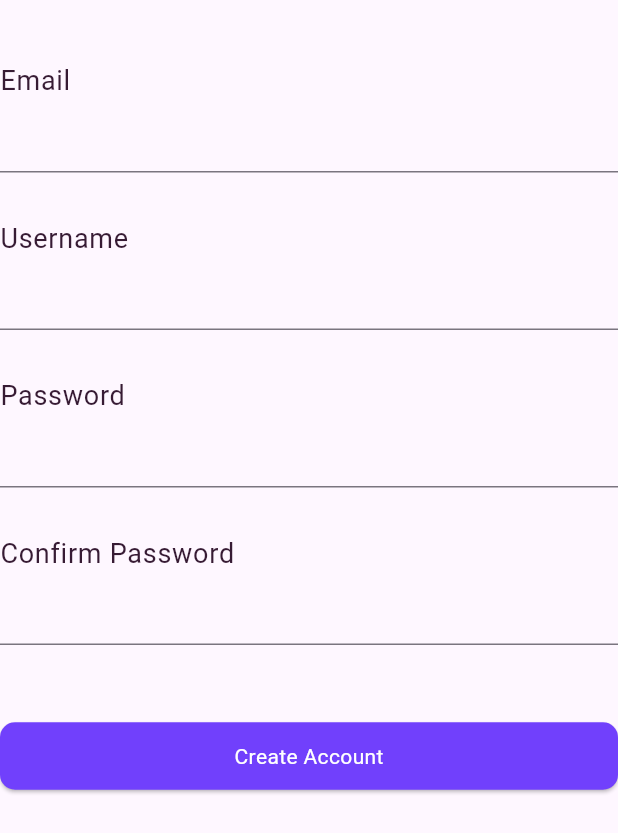
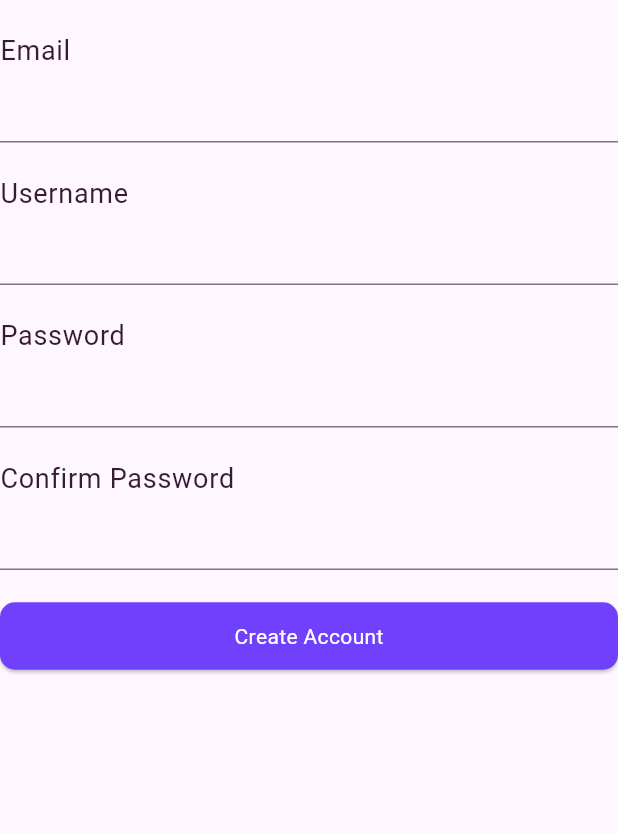
Before and after one commit to ashaswi/momentum, a Flutter app: the SignupForm widget shown alone on an empty page, opened directly, on a phone screen of 412 x 824 dp. Shown: the top 833 px of the screen. Run offline on Flutter 3.47's test engine with Material 3 defaults, Android fonts, the phone set to English and light mode, and no system bars; our stand-ins replace flutter_svg, shared_preferences; accounts and stored records are empty; network calls fail; Roboto replaces fonts that are missing (Poppins).

```diff
--- a/lib/forms/signup_form.dart
+++ b/lib/forms/signup_form.dart
@@ -26,30 +26,30 @@ class _SignupFormState extends State<SignupForm> {
       child: Column(
         crossAxisAlignment: CrossAxisAlignment.start,
         children: [
-          const SizedBox(height: 40),
+          const SizedBox(height: 20),
           Text('Email', style: Theme.of(context).textTheme.bodyLarge),
           TextFormField(
             controller: _emailController,
           ),
-          const SizedBox(height: 30),
+          const SizedBox(height: 20),
           Text('Username', style: Theme.of(context).textTheme.bodyLarge),
           TextFormField(
             controller: _usernameController,
           ),
-          const SizedBox(height: 30),
+          const SizedBox(height: 20),
           Text('Password', style: Theme.of(context).textTheme.bodyLarge),
           TextFormField(
             obscureText: true,
             controller: _passwordController,
           ),
-          const SizedBox(height: 30),
+          const SizedBox(height: 20),
           Text('Confirm Password',
               style: Theme.of(context).textTheme.bodyLarge),
           TextFormField(
             obscureText: true,
             controller: _confirmPasswordController,
           ),
-          const SizedBox(height: 50),
+          const SizedBox(height: 20),
           ElevatedButton(
             onPressed: () async {
               setState(() {
```
Also changed, not shown: lib/screens/dashboard.dart (+20 -2 lines).
